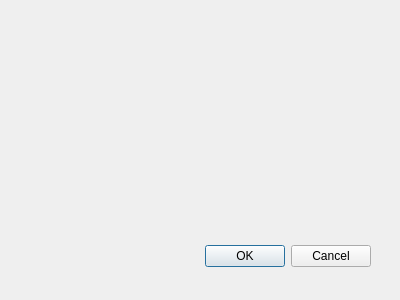
First picture: the form in eventadder.ui, repository Rorschach742/wunderlist, before the edit.
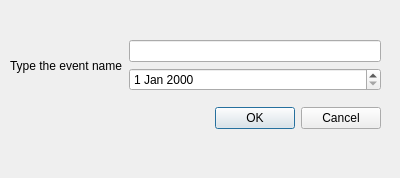
Second picture: the form after the edit.

Commit message: first try to create a multimap of multimap to store starred events and not. maybe two different multimaps are more convenient.

Diff of the .ui file:
```diff
--- a/eventadder.ui
+++ b/eventadder.ui
@@ -9,21 +9,45 @@
     <x>0</x>
     <y>0</y>
     <width>400</width>
-    <height>300</height>
+    <height>178</height>
    </rect>
   </property>
   <property name="windowTitle">
    <string>Dialog</string>
   </property>
-  <widget name="buttonBox" class="QDialogButtonBox">
+  <widget class="QWidget" name="">
    <property name="geometry">
     <rect>
-     <x>30</x>
-     <y>240</y>
-     <width>341</width>
-     <height>32</height>
+     <x>10</x>
+     <y>30</y>
+     <width>371</width>
+     <height>111</height>
     </rect>
    </property>
+   <layout class="QGridLayout" name="gridLayout_3">
+    <item row="0" column="0">
+     <layout class="QGridLayout" name="gridLayout_2">
+      <item row="0" column="0">
+       <widget class="QLabel" name="label">
+        <property name="text">
+         <string>Type the event name</string>
+        </property>
+       </widget>
+      </item>
+      <item row="0" column="1">
+       <layout class="QGridLayout" name="gridLayout">
+        <item row="0" column="0">
+         <widget class="QLineEdit" name="lineEdit"/>
+        </item>
+        <item row="1" column="0">
+         <widget class="QDateEdit" name="dateEdit"/>
+        </item>
+       </layout>
+      </item>
+     </layout>
+    </item>
+    <item row="1" column="0">
+     <widget class="QDialogButtonBox" name="buttonBox">
    <property name="orientation">
     <enum>Qt::Horizontal</enum>
    </property>
@@ -31,8 +55,10 @@
     <set>QDialogButtonBox::Cancel|QDialogButtonBox::Ok</set>
    </property>
   </widget>
- </widget>
- <pixmapfunction/>
+    </item>
+   </layout>
+  </widget>
+ </widget>
  <resources/>
  <connections>
   <connection>
```
Left out of the diff: 6 changed lines with no effect on the pictures. Lines whose indentation alone changed are shown as unchanged. The commit also changes 9 other files.
